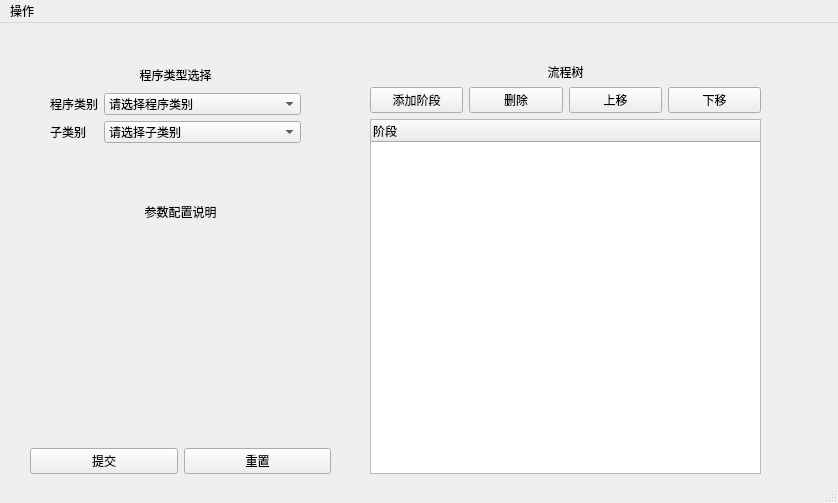
Before: the Qt Designer form mainwindow.ui in woodfsg/QT_ConfigUI, drawn with Qt 5.
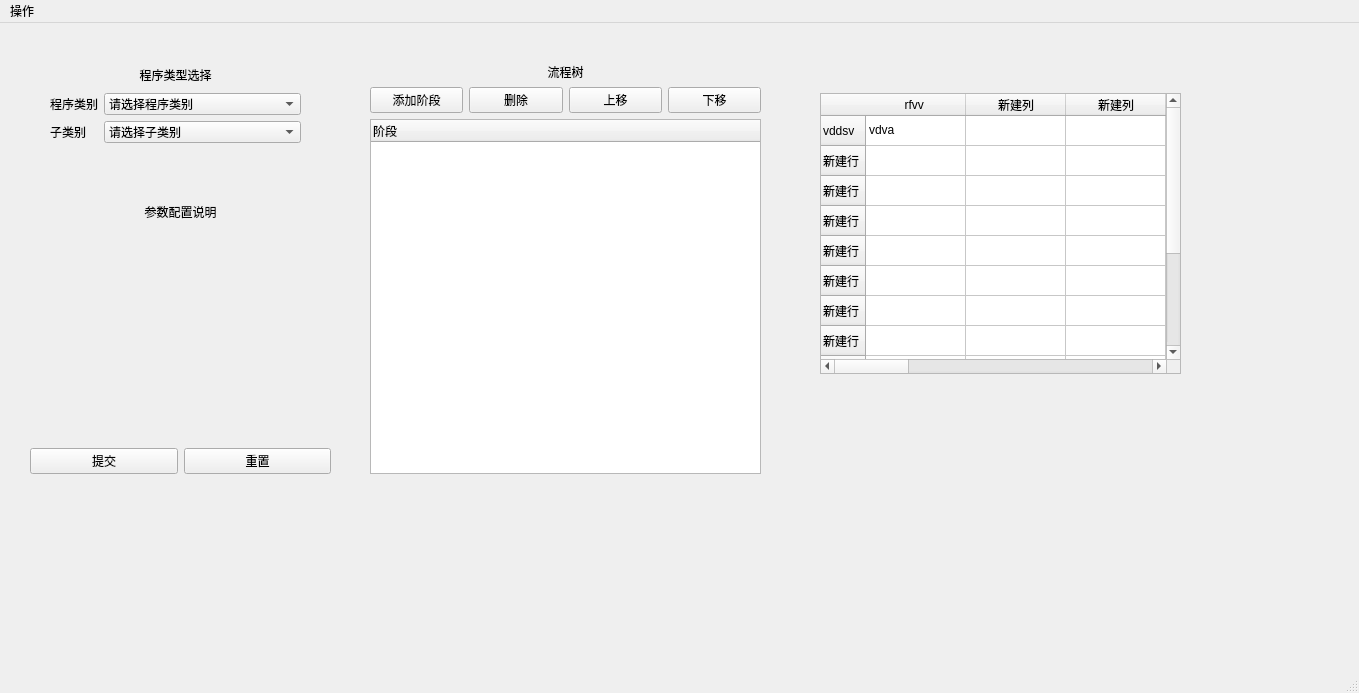
After: the same form once the commit is applied.

Patch:
```diff
--- a/mainwindow.ui
+++ b/mainwindow.ui
@@ -6,8 +6,8 @@
    <rect>
     <x>0</x>
     <y>0</y>
-    <width>838</width>
-    <height>503</height>
+    <width>1359</width>
+    <height>693</height>
    </rect>
   </property>
   <property name="windowTitle">
@@ -269,13 +269,173 @@
      </item>
     </layout>
    </widget>
+   <widget class="QTableWidget" name="tableWidget">
+    <property name="geometry">
+     <rect>
+      <x>820</x>
+      <y>70</y>
+      <width>361</width>
+      <height>281</height>
+     </rect>
+    </property>
+    <row>
+     <property name="text">
+      <string>vddsv</string>
+     </property>
+    </row>
+    <row>
+     <property name="text">
+      <string>新建行</string>
+     </property>
+    </row>
+    <row>
+     <property name="text">
+      <string>新建行</string>
+     </property>
+    </row>
+    <row>
+     <property name="text">
+      <string>新建行</string>
+     </property>
+    </row>
+    <row>
+     <property name="text">
+      <string>新建行</string>
+     </property>
+    </row>
+    <row>
+     <property name="text">
+      <string>新建行</string>
+     </property>
+    </row>
+    <row>
+     <property name="text">
+      <string>新建行</string>
+     </property>
+    </row>
+    <row>
+     <property name="text">
+      <string>新建行</string>
+     </property>
+    </row>
+    <row>
+     <property name="text">
+      <string>新建行</string>
+     </property>
+    </row>
+    <row>
+     <property name="text">
+      <string>新建行</string>
+     </property>
+    </row>
+    <row>
+     <property name="text">
+      <string>新建行</string>
+     </property>
+    </row>
+    <row>
+     <property name="text">
+      <string>新建行</string>
+     </property>
+    </row>
+    <row>
+     <property name="text">
+      <string>dvsvsv</string>
+     </property>
+    </row>
+    <column>
+     <property name="text">
+      <string>rfvv </string>
+     </property>
+    </column>
+    <column>
+     <property name="text">
+      <string>新建列</string>
+     </property>
+    </column>
+    <column>
+     <property name="text">
+      <string>新建列</string>
+     </property>
+    </column>
+    <column>
+     <property name="text">
+      <string>新建列</string>
+     </property>
+    </column>
+    <column>
+     <property name="text">
+      <string>新建列</string>
+     </property>
+    </column>
+    <column>
+     <property name="text">
+      <string>新建列</string>
+     </property>
+    </column>
+    <column>
+     <property name="text">
+      <string>新建列</string>
+     </property>
+    </column>
+    <column>
+     <property name="text">
+      <string>新建列</string>
+     </property>
+    </column>
+    <column>
+     <property name="text">
+      <string>新建列</string>
+     </property>
+    </column>
+    <column>
+     <property name="text">
+      <string>新建列</string>
+     </property>
+    </column>
+    <column>
+     <property name="text">
+      <string>新建列</string>
+     </property>
+    </column>
+    <column>
+     <property name="text">
+      <string>新建列</string>
+     </property>
+    </column>
+    <column>
+     <property name="text">
+      <string>gfsf</string>
+     </property>
+    </column>
+    <item row="0" column="0">
+     <property name="text">
+      <string>vdva </string>
+     </property>
+    </item>
+    <item row="0" column="12">
+     <property name="text">
+      <string>dvds</string>
+     </property>
+    </item>
+    <item row="12" column="0">
+     <property name="text">
+      <string>vdsaedv</string>
+     </property>
+    </item>
+    <item row="12" column="12">
+     <property name="text">
+      <string>dvsv</string>
+     </property>
+    </item>
+   </widget>
   </widget>
   <widget class="QMenuBar" name="menubar">
    <property name="geometry">
     <rect>
      <x>0</x>
      <y>0</y>
-     <width>838</width>
+     <width>1359</width>
      <height>23</height>
     </rect>
    </property>
```
